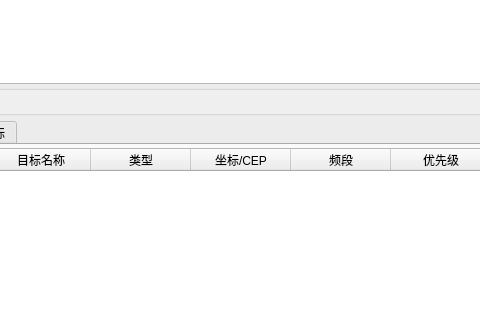
First picture: the form in source/01-TaskPlan/RZSetTaskPlan.ui, repository jackstraw1112/Dronesoft, before the edit; both pictures show x 132 to 612 and y 261 to 581 of the 957 by 725 pixel window.
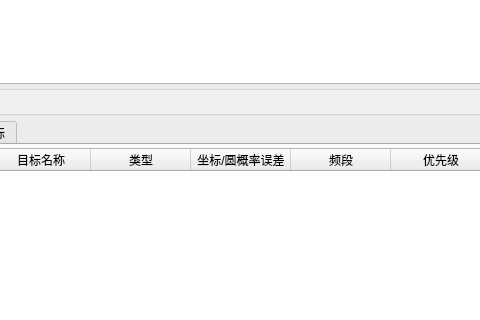
Second picture: the form after the edit.

Patch:
```diff
--- a/source/01-TaskPlan/RZSetTaskPlan.ui
+++ b/source/01-TaskPlan/RZSetTaskPlan.ui
@@ -357,7 +357,7 @@
             </column>
             <column>
              <property name="text">
-              <string>坐标/CEP</string>
+              <string>坐标/圆概率误差</string>
              </property>
             </column>
             <column>
```
Left out of the diff: 84 changed lines with no effect on the pictures.
